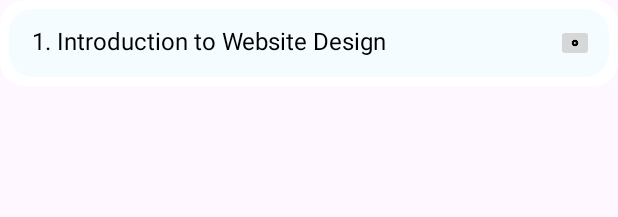
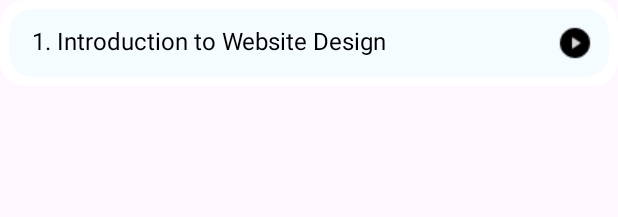
Before and after one commit to PlantInGreenhouse/MP_TermProject_1, an Android app: the layout contents_list.xml on its own in the app's theme, with its tools: preview values and no code run, on a phone screen of 412 x 824 dp. Shown: the top 217 px of the screen. Run offline under Robolectric (Android 15) with nearby library versions, the phone set to English and light mode, and no system bars.

Commit message:
contents_list button correction

```diff
--- a/app/src/main/res/layout/contents_list.xml
+++ b/app/src/main/res/layout/contents_list.xml
@@ -23,6 +23,5 @@
         android:layout_alignParentEnd="true"
         android:layout_centerVertical="true"
         android:layout_marginStart="15dp"
-        android:scaleType="centerCrop"
         android:src="@drawable/ic_play"/>
 </RelativeLayout>
```
